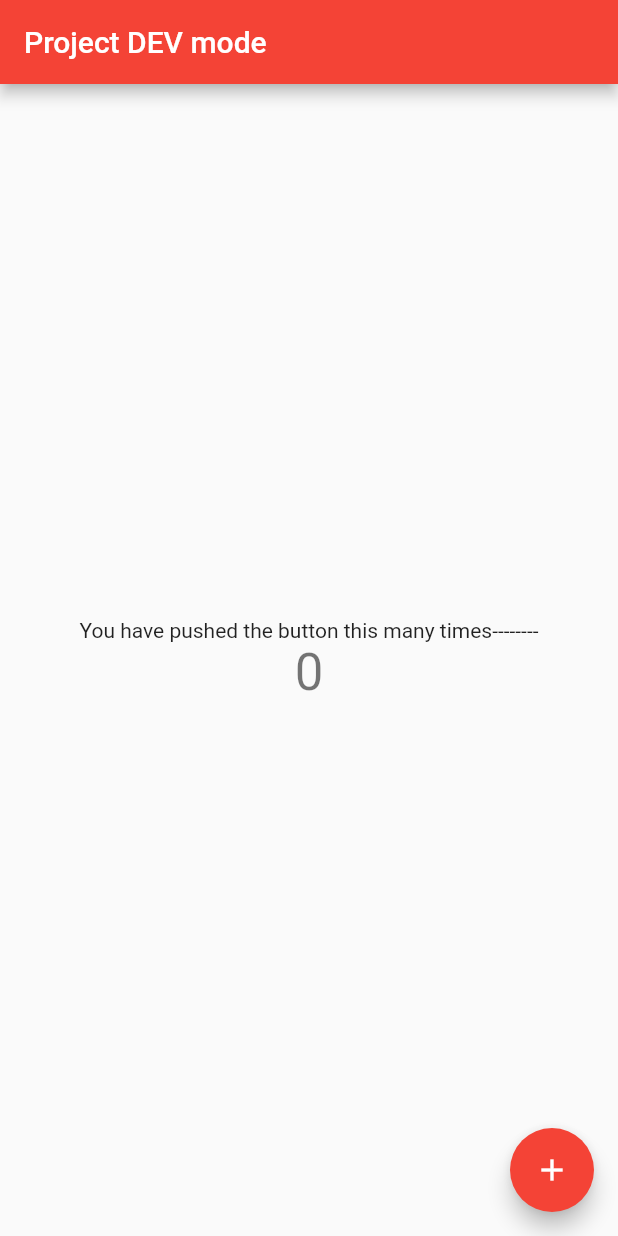
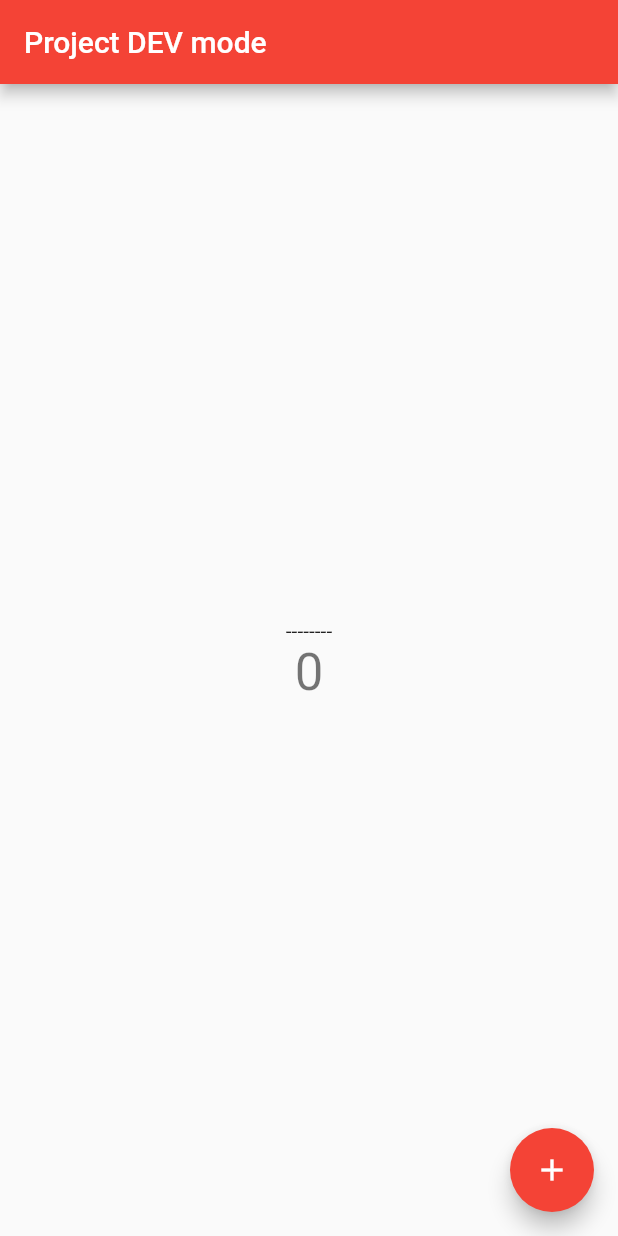
Before and after one commit to williamnkosi/codemagicpoc, a Flutter app: the screen it shows after launch, on a phone screen of 412 x 824 dp. Run offline on Flutter 3.47's test engine with Material 2 defaults, Android fonts, the phone set to English and light mode, and no system bars; our stand-ins replace get_it.

Commit message:
removed statement

```diff
--- a/codemagicpoc/lib/main.dart
+++ b/codemagicpoc/lib/main.dart
@@ -88,7 +88,7 @@ class _MyHomePageState extends State<MyHomePage> {
           mainAxisAlignment: MainAxisAlignment.center,
           children: <Widget>[
             Text(
-              'You have pushed the button this many times--------',
+              '--------',
             ),
             Text(
               '$_counter',
```
